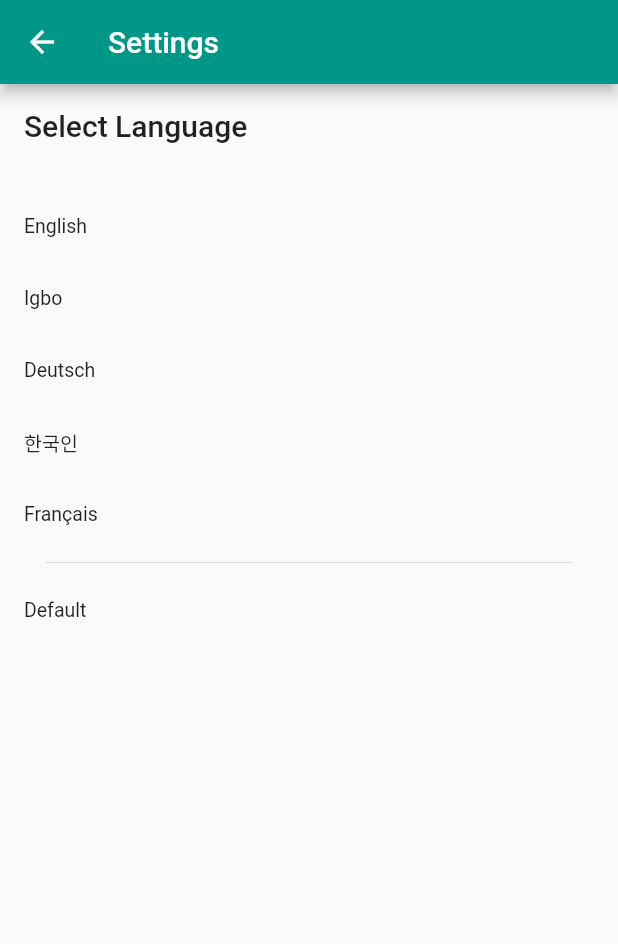
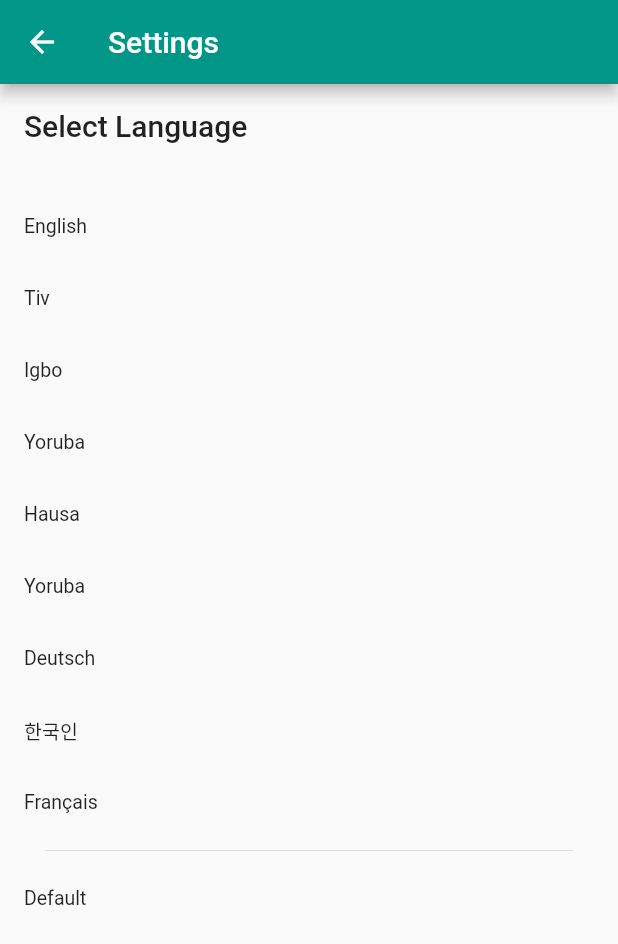
Before and after one commit to Colman1000/getx-internationalization, a Flutter app: the SettingsPage screen opened directly, on a phone screen of 412 x 824 dp. Shown: the top 944 px of the screen. Run offline on Flutter 3.47's test engine with Material 2 defaults, Android fonts, the phone set to English and light mode, and no system bars; our stand-ins replace get.

```diff
--- a/lib/home_page.dart
+++ b/lib/home_page.dart
@@ -57,18 +57,22 @@ class _HomePageState extends State<HomePage> {
                 count++;
               });
             },
+            heroTag: 'increment',
             child: const Icon(Icons.add),
           ),
           const SizedBox(height: 20),
           FloatingActionButton(
-            onPressed: count  <= 0 ? null: () {
-              if(count > 0) {
-                setState(() {
-                  count--;
-                });
-              }
-            },
-            backgroundColor: count  <= 0 ? Get.theme.disabledColor: null,
+            onPressed: count <= 0
+                ? null
+                : () {
+                    if (count > 0) {
+                      setState(() {
+                        count--;
+                      });
+                    }
+                  },
+            heroTag: 'decrement',
+            backgroundColor: count <= 0 ? Get.theme.disabledColor : null,
             disabledElevation: 0,
             child: const Icon(Icons.remove),
           ),
--- a/lib/intl/intl.dart
+++ b/lib/intl/intl.dart
@@ -1,7 +1,10 @@
 import 'package:flutter/cupertino.dart';
 import 'package:get/get.dart';
 import 'package:getx_internationalization/intl/translations/de.dart';
+import 'package:getx_internationalization/intl/translations/ha_NG.dart';
 import 'package:getx_internationalization/intl/translations/ko.dart';
+import 'package:getx_internationalization/intl/translations/tv_NG.dart';
+import 'package:getx_internationalization/intl/translations/yr_NG.dart';
 
 import 'translations/en_US.dart';
 import 'translations/fr.dart';
@@ -15,6 +18,9 @@ class Intl extends Translations {
         'fr_FR': fr,
         'ig_NG': ig_NG,
         'ko_KR': ko,
+        'ha_KR': ha_NG,
+        'tv_KR': tv_NG,
+        'yr_KR': yr_NG,
       };
 
   /*LOCALES*/
@@ -26,14 +32,11 @@ class Intl extends Translations {
 
   static Locale get localeIG_NG => const Locale('ig_NG');
 
+  static Locale get localeYR_NG => const Locale('yr_NG');
+
+  static Locale get localeHA_NG => const Locale('ha_NG');
+
+  static Locale get localeTV_NG => const Locale('tv_NG');
+
   static Locale get localeKO => const Locale('ko_KR');
-
-  /*METHODS*/
-  static List<Locale> get supportedLocales => [
-        localeEN_US,
-        localeIG_NG,
-        localeDE,
-        localeFR,
-        localeKO, // Add other languages here
-      ];
 }
--- a/lib/intl/intl_keys.dart
+++ b/lib/intl/intl_keys.dart
@@ -15,7 +15,6 @@ class IntlKeys {
 
   static String get penPlural => 'pen_plural';
 
-
   static String get iHave => 'iHave';
 
   static String get defaultText => 'default';
--- /dev/null
+++ b/lib/intl/translations/ha_NG.dart
@@ -0,0 +1,12 @@
+const ha_NG = <String, String>{
+  'hello': 'Sannu Duniya',
+  'title': 'Ƙasashen Duniya',
+  'name': 'Sunana shi ne @name',
+  'settings': 'Saituna',
+  'account': 'Asusu',
+  'selectLanguage': 'Zaɓi Harshe',
+  'pen_singular': 'alkalami',
+  'pen_plural': 'alƙaluma',
+  'iHave': 'ina da',
+  'default': 'Na asali',
+};
--- /dev/null
+++ b/lib/intl/translations/tv_NG.dart
@@ -0,0 +1,12 @@
+const tv_NG = <String, String>{
+  'hello': 'Msugh Tar',
+  'title': 'Ijwa',
+  'name': 'Iti yam ka @name',
+  'settings': 'Usettingsi',
+  'account': 'Akanti',
+  'selectLanguage': 'Too zwa',
+  'pen_singular': 'pen',
+  'pen_plural': 'pen',
+  'iHave': 'M ngu a',
+  'default': 'Kpookpoo',
+};
--- /dev/null
+++ b/lib/intl/translations/yr_NG.dart
@@ -0,0 +1,12 @@
+const yr_NG = <String, String>{
+  'hello': 'Mo ki O Ile Aiye',
+  'title': 'Internationalization',
+  'name': 'Oruko mi ni @name',
+  'settings': 'Ètò',
+  'account': 'Iroyin',
+  'selectLanguage': 'Yan ede',
+  'pen_singular': 'ikowe',
+  'pen_plural': 'ikowe',
+  'iHave': 'Mo ni',
+  'default': 'Aiyipada',
+};
--- a/lib/settings_page.dart
+++ b/lib/settings_page.dart
@@ -37,10 +37,46 @@ class SettingsPage extends StatelessWidget {
             },
           ),
           ListTile(
+            title: const Text('Tiv'),
+            dense: true,
+            onTap: () {
+              final _locale = Intl.localeTV_NG;
+
+              Get.updateLocale(_locale);
+            },
+          ),
+          ListTile(
             title: const Text('Igbo'),
             dense: true,
             onTap: () {
               final _locale = Intl.localeIG_NG;
+
+              Get.updateLocale(_locale);
+            },
+          ),
+          ListTile(
+            title: const Text('Yoruba'),
+            dense: true,
+            onTap: () {
+              final _locale = Intl.localeYR_NG;
+
+              Get.updateLocale(_locale);
+            },
+          ),
+          ListTile(
+            title: const Text('Hausa'),
+            dense: true,
+            onTap: () {
+              final _locale = Intl.localeHA_NG;
+
+              Get.updateLocale(_locale);
+            },
+          ),
+          ListTile(
+            title: const Text('Yoruba'),
+            dense: true,
+            onTap: () {
+              final _locale = Intl.localeYR_NG;
 
               Get.updateLocale(_locale);
             },
--- a/lib/widgets/app_drawer.dart
+++ b/lib/widgets/app_drawer.dart
@@ -40,7 +40,7 @@ class AppDrawer extends StatelessWidget {
             onTap: () {
               //go to settings page
               Get.back();
-              Get.to(const SettingsPage());
+              Get.to(() => const SettingsPage());
             },
           ),
         ],
```
